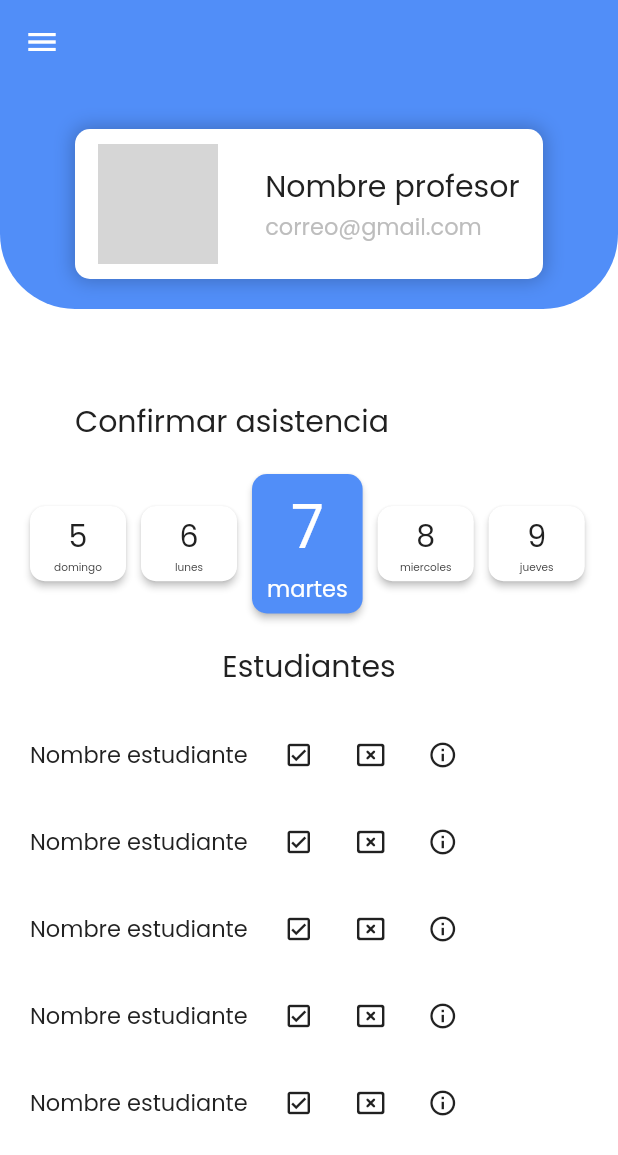
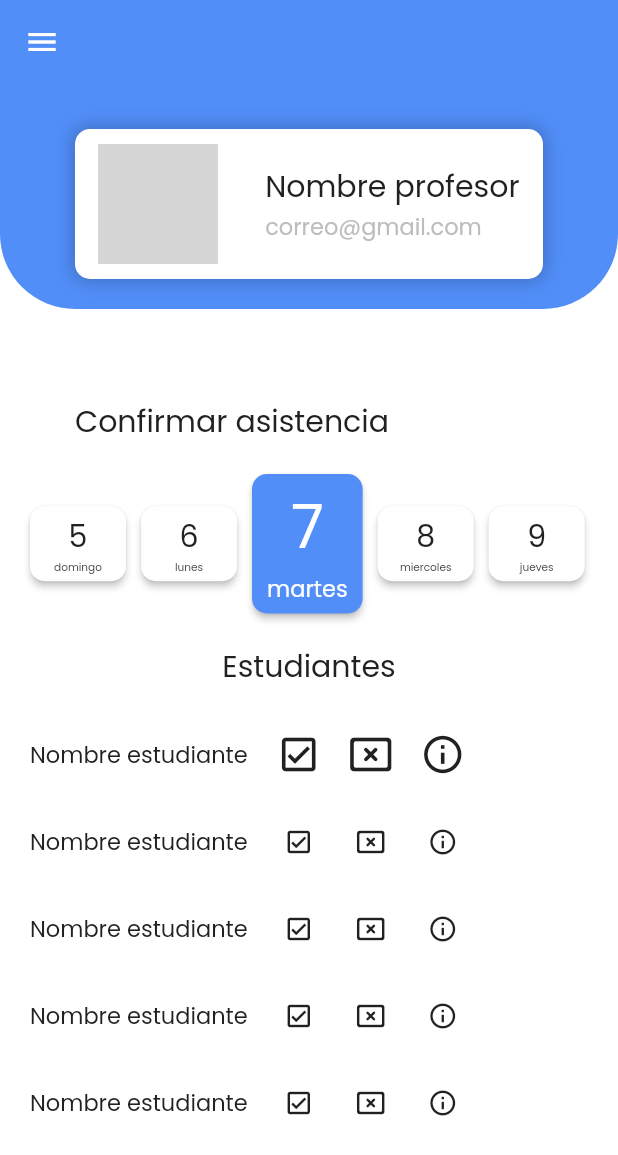
Before and after one commit to EleoRomario/proyecto_final, a Flutter app: the TeacherAttendanceConfirm screen opened by its route, on a phone screen of 412 x 824 dp. Shown: the top 1155 px of the screen. Run offline on Flutter 3.47's test engine with Material 2 defaults, Android fonts, the light colour scheme and no system bars; our stand-ins replace cloud_firestore, file_picker, firebase_auth, firebase_core, google_sign_in, syncfusion_flutter_calendar; accounts and stored records are empty; network calls fail; grey boxes are pictures that could not be loaded.

Commit message:
Modificacion final

```diff
--- a/lib/screens/teacher/teacher_attendance_confirm.dart
+++ b/lib/screens/teacher/teacher_attendance_confirm.dart
@@ -237,9 +237,9 @@ class _TeacherAttendanceConfirmState extends State<TeacherAttendanceConfirm> {
                                       const SizedBox(width: 10),
                                       Row(
                                         children: [
-                                          IconButton(onPressed: (){}, icon: Icon(Icons.check_box_outlined, color: Colors.grey[900], size: 20)),
-                                          IconButton(onPressed: (){}, icon: Icon(Icons.cancel_presentation_rounded, color: Colors.grey[900], size: 20)),
-                                          IconButton(onPressed: (){}, icon: Icon(Icons.info_outlined, color: Colors.grey[900], size: 20)),
+                                          IconButton(onPressed: (){}, icon: Icon(Icons.check_box_outlined, color: Colors.grey[900], size: 30)),
+                                          IconButton(onPressed: (){}, icon: Icon(Icons.cancel_presentation_rounded, color: Colors.grey[900], size: 30)),
+                                          IconButton(onPressed: (){}, icon: Icon(Icons.info_outlined, color: Colors.grey[900], size: 30)),
                                         ],
                                       )
                                       ]
```
